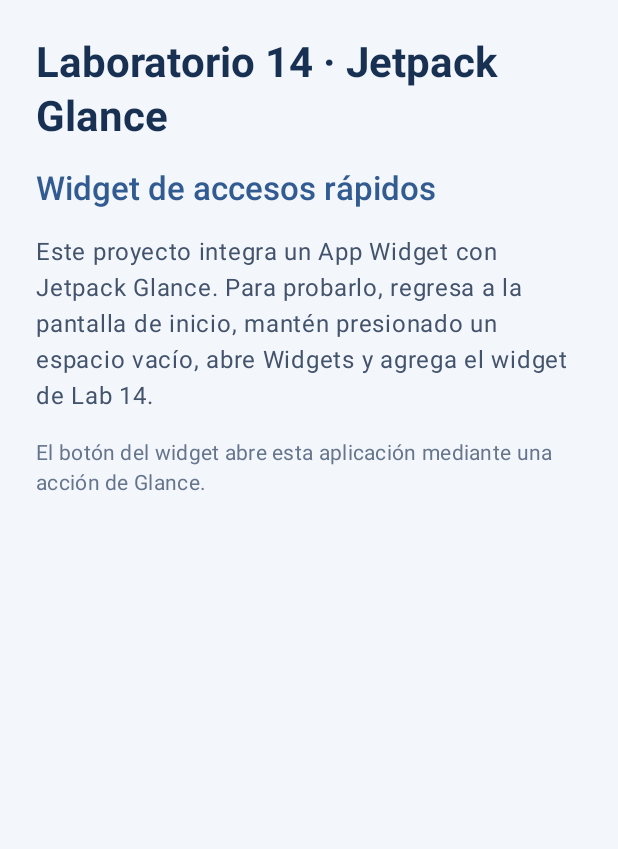
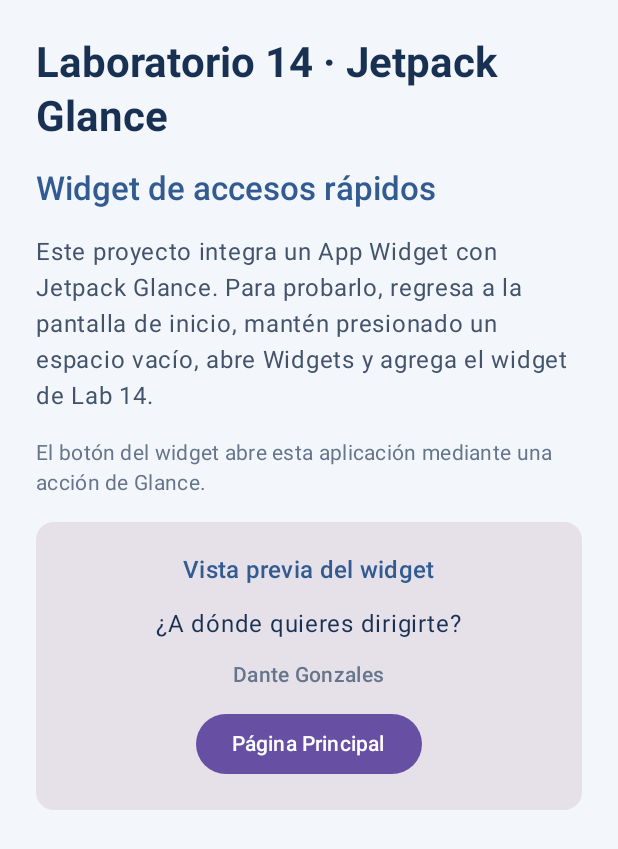
Before and after one commit to DanteDGRTX/LAB-14-ANDROID, an Android app built with Jetpack Compose: the screen it shows after launch (MainActivity), on a phone screen of 412 x 824 dp. Shown: the top 849 px of the screen. Run offline under Robolectric (Android 15) with nearby library versions, the phone set to English and light mode, and no system bars.

Commit message:
Show student name and widget action preview

```diff
--- a/app/src/main/java/com/example/lab14_android/MainActivity.kt
+++ b/app/src/main/java/com/example/lab14_android/MainActivity.kt
@@ -1,20 +1,26 @@
 package com.example.lab14_android
 
 import android.os.Bundle
+import android.widget.Toast
 import androidx.activity.ComponentActivity
 import androidx.activity.compose.setContent
 import androidx.compose.foundation.layout.Arrangement
 import androidx.compose.foundation.layout.Column
 import androidx.compose.foundation.layout.fillMaxSize
+import androidx.compose.foundation.layout.fillMaxWidth
 import androidx.compose.foundation.layout.padding
 import androidx.compose.foundation.rememberScrollState
 import androidx.compose.foundation.verticalScroll
+import androidx.compose.material3.Button
+import androidx.compose.material3.Card
 import androidx.compose.material3.MaterialTheme
 import androidx.compose.material3.Surface
 import androidx.compose.material3.Text
 import androidx.compose.runtime.Composable
+import androidx.compose.ui.Alignment
 import androidx.compose.ui.Modifier
 import androidx.compose.ui.graphics.Color
+import androidx.compose.ui.platform.LocalContext
 import androidx.compose.ui.text.font.FontWeight
 import androidx.compose.ui.unit.dp
 
@@ -36,6 +42,7 @@ class MainActivity : ComponentActivity() {
 
 @Composable
 private fun WidgetSetupScreen() {
+    val context = LocalContext.current
     Column(
         modifier = Modifier
             .fillMaxSize()
@@ -65,5 +72,39 @@ private fun WidgetSetupScreen() {
             style = MaterialTheme.typography.bodyMedium,
             color = Color(0xFF65758C),
         )
+        Card(modifier = Modifier.fillMaxWidth()) {
+            Column(
+                modifier = Modifier
+                    .fillMaxWidth()
+                    .padding(20.dp),
+                horizontalAlignment = Alignment.CenterHorizontally,
+                verticalArrangement = Arrangement.spacedBy(12.dp),
+            ) {
+                Text(
+                    text = "Vista previa del widget",
+                    style = MaterialTheme.typography.titleMedium,
+                    color = Color(0xFF315B91),
+                    fontWeight = FontWeight.SemiBold,
+                )
+                Text(
+                    text = "¿A dónde quieres dirigirte?",
+                    style = MaterialTheme.typography.bodyLarge,
+                    color = Color(0xFF183153),
+                )
+                Text(
+                    text = "Dante Gonzales",
+                    style = MaterialTheme.typography.bodyMedium,
+                    color = Color(0xFF65758C),
+                    fontWeight = FontWeight.Medium,
+                )
+                Button(
+                    onClick = {
+                        Toast.makeText(context, "Ya estás en la página principal", Toast.LENGTH_SHORT).show()
+                    },
+                ) {
+                    Text("Página Principal")
+                }
+            }
+        }
     }
 }
--- a/app/src/main/java/com/example/lab14_android/widget/SimpleWidgetContent.kt
+++ b/app/src/main/java/com/example/lab14_android/widget/SimpleWidgetContent.kt
@@ -38,7 +38,7 @@ class SimpleWidgetContent : GlanceAppWidget() {
             horizontalAlignment = Alignment.CenterHorizontally,
         ) {
             Text(
-                text = "¿A dónde quieres dirigirte?",
+                text = "¿A dónde quieres dirigirte?\nDante Gonzales",
                 modifier = GlanceModifier.padding(12.dp),
             )
             Row(horizontalAlignment = Alignment.CenterHorizontally) {
--- a/app/src/main/res/xml/simple_widget_info.xml
+++ b/app/src/main/res/xml/simple_widget_info.xml
@@ -1,7 +1,7 @@
 <?xml version="1.0" encoding="utf-8"?>
 <appwidget-provider xmlns:android="http://schemas.android.com/apk/res/android"
     android:minWidth="250dp"
-    android:minHeight="100dp"
+    android:minHeight="120dp"
     android:updatePeriodMillis="0"
     android:initialLayout="@layout/simple_widget_layout"
     android:resizeMode="horizontal|vertical"
```
Also changed, not shown: 1 other file.
